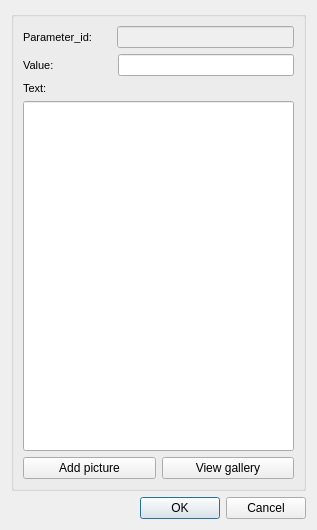
Old version of the form ui/event_standard.ui in the repository Giswater/giswater_qgis_plugin.
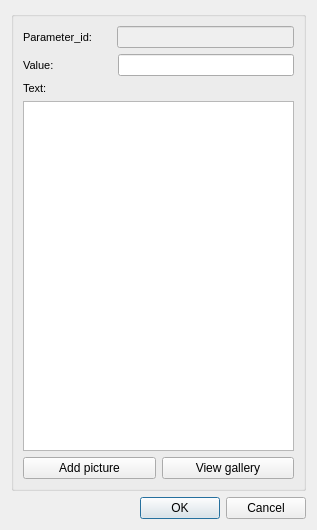
New version of the form.

```diff
--- a/ui/event_standard.ui
+++ b/ui/event_standard.ui
@@ -140,17 +140,7 @@
        </widget>
       </item>
       <item>
-       <widget class="QLineEdit" name="text">
-        <property name="sizePolicy">
-         <sizepolicy hsizetype="Expanding" vsizetype="Expanding">
-          <horstretch>0</horstretch>
-          <verstretch>0</verstretch>
-         </sizepolicy>
-        </property>
-        <property name="frame">
-         <bool>true</bool>
-        </property>
-       </widget>
+       <widget class="QTextEdit" name="text"/>
       </item>
       <item>
        <layout class="QHBoxLayout" name="horizontalLayout_3">
```
Left out of the diff: 1 changed line with no effect on the pictures.
